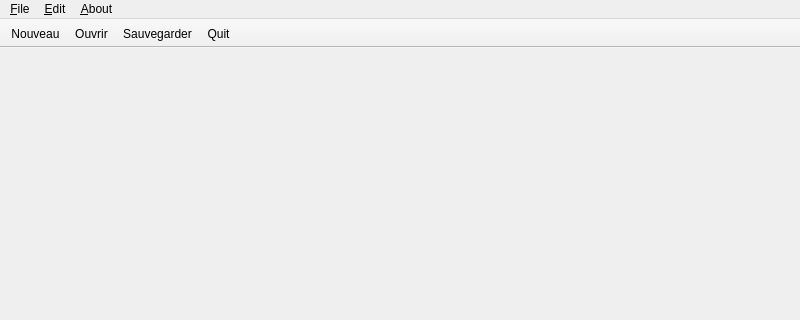
TriComp/TriComp, file interface/mainwindow.ui: the form before one commit; both pictures show x 0 to 800 and y 0 to 320 of the 800 by 600 pixel window.
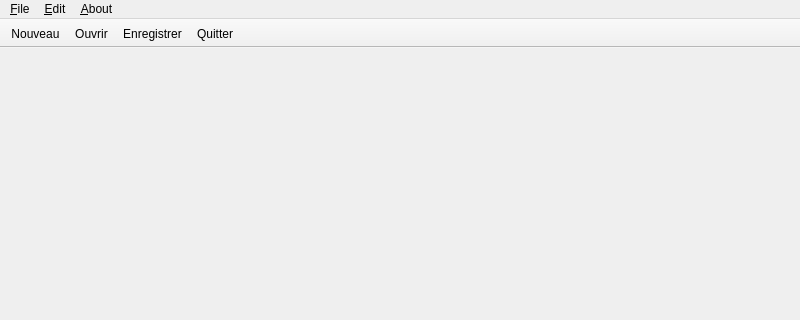
The form after the commit. Icons and pictures are not drawn.

Commit message: Menus en Francais, qui est la langue de la République

The edit to the form file:
```diff
--- a/interface/mainwindow.ui
+++ b/interface/mainwindow.ui
@@ -115,7 +115,7 @@
      <normaloff>:/pictures/images/save.png</normaloff>:/pictures/images/save.png</iconset>
    </property>
    <property name="text">
-    <string>&amp;Sauvegarder</string>
+    <string>&amp;Enregistrer</string>
    </property>
    <property name="toolTip">
     <string>Sauvegarder</string>
@@ -132,7 +132,10 @@
      <normaloff>:/pictures/images/quit.png</normaloff>:/pictures/images/quit.png</iconset>
    </property>
    <property name="text">
-    <string>&amp;Quit</string>
+    <string>&amp;Quitter</string>
+   </property>
+   <property name="toolTip">
+    <string>Quitter</string>
    </property>
   </action>
   <action name="undoAction">
```
Left out of the diff: 17 changed lines with no effect on the pictures.
